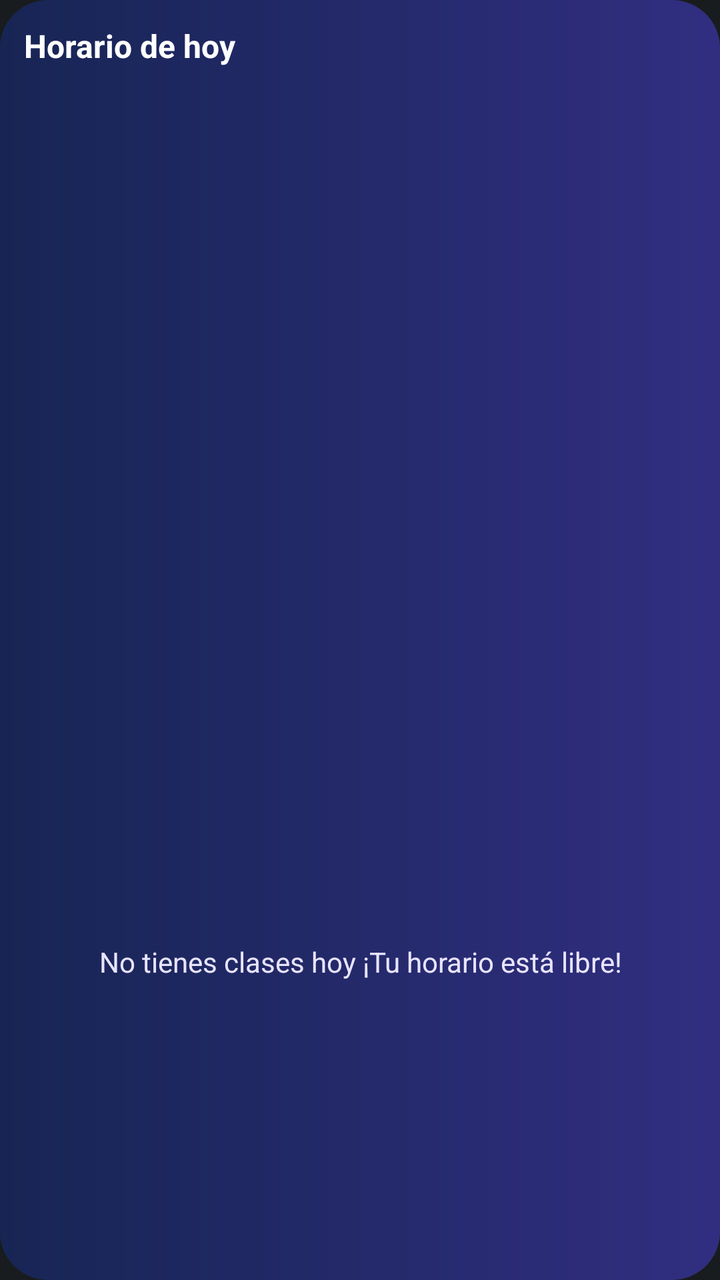
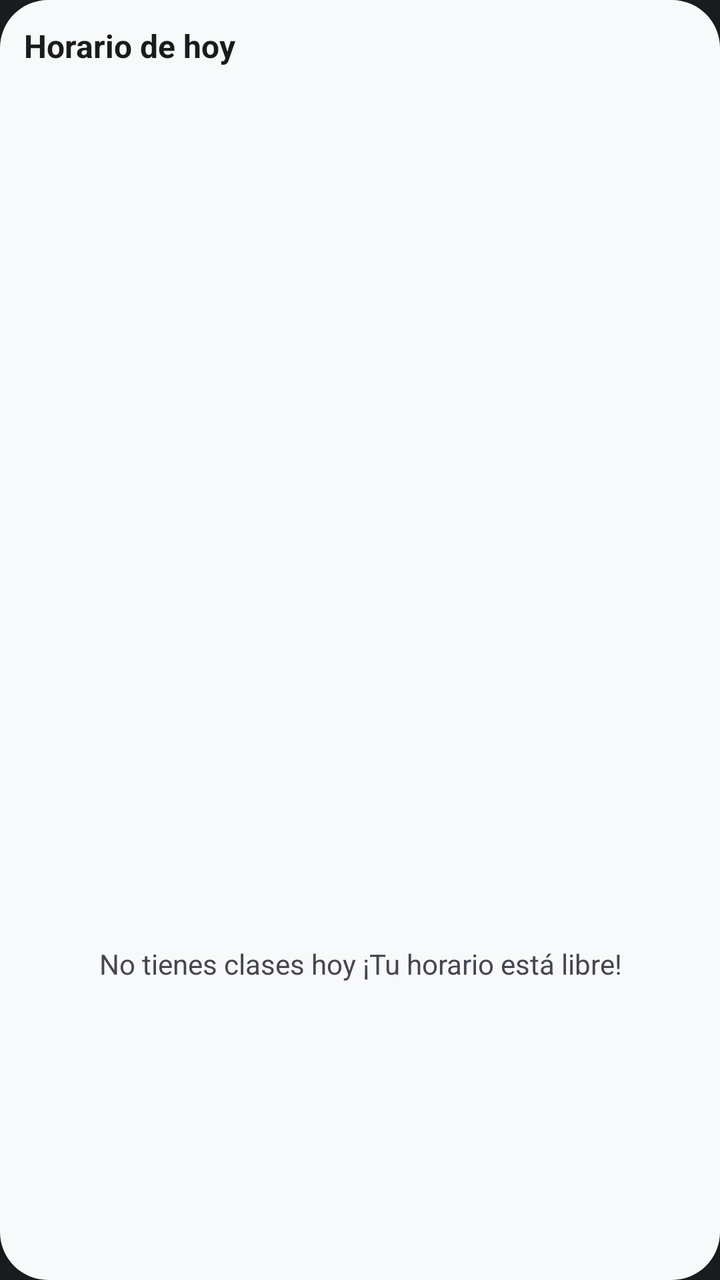

Screens rendered from an Android XML layout before and after an edit, with the pre-edit source and the edit as a unified diff.
<!-- AndroidManifest.xml: application theme Theme.MyApplication -->
<!-- res/layout/widget_daily_schedule.xml -->
<?xml version="1.0" encoding="utf-8"?>
<LinearLayout xmlns:android="http://schemas.android.com/apk/res/android"
    android:id="@+id/daily_widget_root"
    android:layout_width="match_parent"
    android:layout_height="match_parent"
    android:background="@drawable/widget_daily_background"
    android:orientation="vertical"
    android:padding="12dp">

    <LinearLayout
        android:layout_width="match_parent"
        android:layout_height="wrap_content"
        android:gravity="center_vertical"
        android:orientation="horizontal">

        <TextView
            android:layout_width="0dp"
            android:layout_height="wrap_content"
            android:layout_weight="1"
            android:text="Horario de hoy"
            android:textColor="#FFFFFF"
            android:textSize="16sp"
            android:textStyle="bold" />

        <TextView
            android:id="@+id/daily_widget_date"
            android:layout_width="wrap_content"
            android:layout_height="wrap_content"
            android:ellipsize="end"
            android:maxLines="1"
            android:textColor="#CFC8FF"
            android:textSize="11sp" />
    </LinearLayout>

    <ListView
        android:id="@+id/daily_widget_list"
        android:layout_width="match_parent"
        android:layout_height="0dp"
        android:layout_marginTop="6dp"
        android:layout_weight="1"
        android:divider="@android:color/transparent"
        android:dividerHeight="4dp"
        android:scrollbars="none" />

    <TextView
        android:id="@+id/daily_widget_empty"
        android:layout_width="match_parent"
        android:layout_height="0dp"
        android:layout_weight="1"
        android:gravity="center"
        android:text="@string/no_tienes_clases_hoy_n_tu_horario_est_libre"
        android:textColor="#E8E4FF"
        android:textSize="14sp" />
</LinearLayout>
<!-- resources referenced by this layout -->
<resources>
  <!-- drawable widget_daily_background (drawable) -->
  <?xml version="1.0" encoding="utf-8"?>
  <shape xmlns:android="http://schemas.android.com/apk/res/android" android:shape="rectangle">
      <gradient android:angle="0" android:startColor="#172554" android:endColor="#312E81" />
      <corners android:radius="24dp" />
  </shape>
  <string name="no_tienes_clases_hoy_n_tu_horario_est_libre">No tienes clases hoy ¡Tu horario está libre!</string>
  <style name="Theme.MyApplication" parent="android:Theme.DeviceDefault.NoActionBar" />
</resources>

<!-- the commit's change to res/layout/widget_daily_schedule.xml (unified diff, before → after) -->
@@ -17,8 +17,8 @@
             android:layout_width="0dp"
             android:layout_height="wrap_content"
             android:layout_weight="1"
-            android:text="Horario de hoy"
-            android:textColor="#FFFFFF"
+            android:text="@string/daily_widget_name"
+            android:textColor="@color/widget_title"
             android:textSize="16sp"
             android:textStyle="bold" />
 
@@ -28,7 +28,7 @@
             android:layout_height="wrap_content"
             android:ellipsize="end"
             android:maxLines="1"
-            android:textColor="#CFC8FF"
+            android:textColor="@color/widget_date"
             android:textSize="11sp" />
     </LinearLayout>
 
@@ -36,10 +36,10 @@
         android:id="@+id/daily_widget_list"
         android:layout_width="match_parent"
         android:layout_height="0dp"
-        android:layout_marginTop="6dp"
+        android:layout_marginTop="10dp"
         android:layout_weight="1"
         android:divider="@android:color/transparent"
-        android:dividerHeight="4dp"
+        android:dividerHeight="6dp"
         android:scrollbars="none" />
 
     <TextView
@@ -49,6 +49,6 @@
         android:layout_weight="1"
         android:gravity="center"
         android:text="@string/no_tienes_clases_hoy_n_tu_horario_est_libre"
-        android:textColor="#E8E4FF"
+        android:textColor="@color/widget_empty_text"
         android:textSize="14sp" />
 </LinearLayout>
<!-- resource entries referenced after the edit -->
@@ -1,12 +1,17 @@
 <!-- resources referenced by this layout -->
 <resources>
+  <color name="widget_date">#454652</color>
+  <color name="widget_empty_text">#454652</color>
+  <color name="widget_title">#191C1D</color>
   <!-- drawable widget_daily_background (drawable) -->
   <?xml version="1.0" encoding="utf-8"?>
   <shape xmlns:android="http://schemas.android.com/apk/res/android" android:shape="rectangle">
-      <gradient android:angle="0" android:startColor="#172554" android:endColor="#312E81" />
+      <solid android:color="@color/widget_background" />
       <corners android:radius="24dp" />
   </shape>
+  <string name="daily_widget_name">Horario de hoy</string>
   <string name="no_tienes_clases_hoy_n_tu_horario_est_libre">No tienes clases hoy ¡Tu horario está libre!</string>
   <style name="Theme.MyApplication" parent="android:Theme.DeviceDefault.NoActionBar" />
+  <color name="widget_background">#F8F9FA</color>
 </resources>
 
